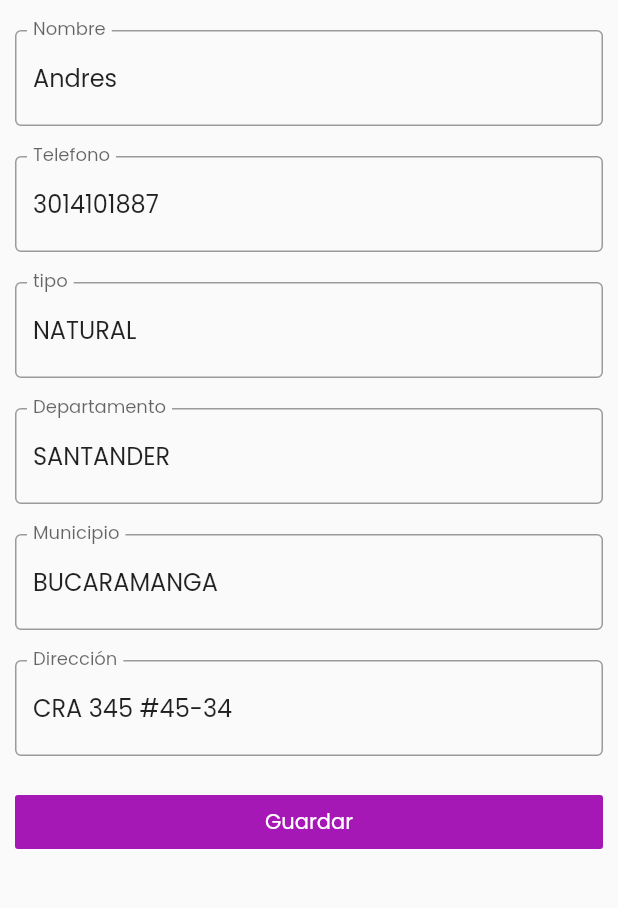
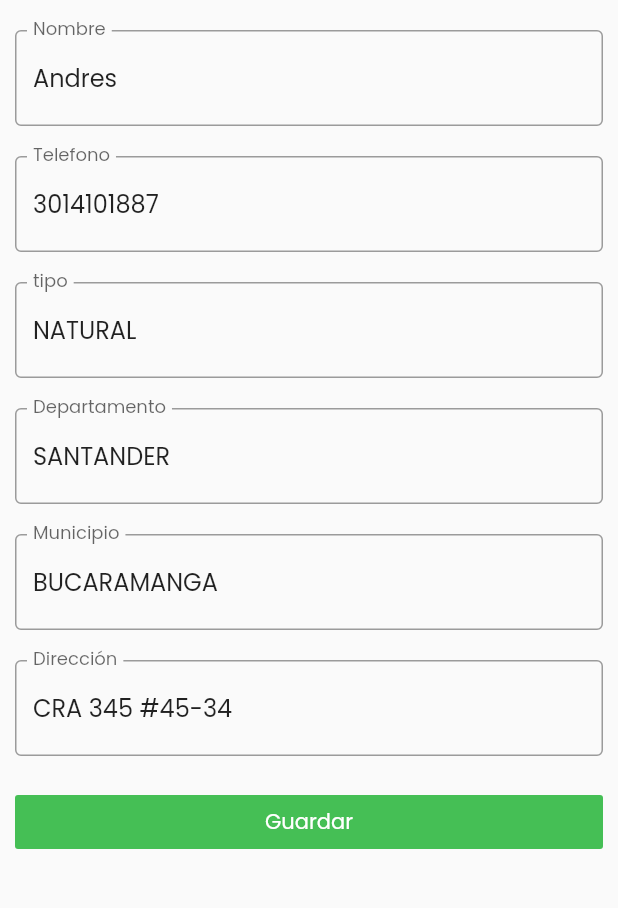
Before and after one commit to YorkDau/app-Cantera, a Flutter app: the screen it shows after launch, after a tap on "Nuevo Cliente", on a phone screen of 412 x 824 dp, the part 195-1103 px from its top. Run offline on Flutter 3.47's test engine with Material 2 defaults, Android fonts, the phone set to English and light mode, and no system bars; network calls fail.

Commit message:
16/11/2020/ Crud-conductores-final

```diff
--- a/lib/main.dart
+++ b/lib/main.dart
@@ -2,6 +2,7 @@ import 'package:flutter/foundation.dart';
 import 'package:flutter/material.dart';
 import 'package:parcial/pages/cantera_home.dart';
 import 'package:parcial/providers/cliente_provider.dart';
+import 'package:parcial/providers/conductor_provider.dart';
 import 'package:parcial/providers/material_provider.dart';
 import 'package:provider/provider.dart';
 
@@ -16,7 +17,8 @@ class MyApp extends StatelessWidget {
     return MultiProvider(
         providers: [
           ChangeNotifierProvider(create: (_) => ClienteProvider()),
-          ChangeNotifierProvider(create: (_) => MaterialProvider())
+          ChangeNotifierProvider(create: (_) => MaterialProvider()),
+          ChangeNotifierProvider(create: (_) => ConductorProvider())
         ],
         child: MaterialApp(
         debugShowCheckedModeBanner: false,
--- a/lib/pages/Conductores/conductor_create.dart
+++ b/lib/pages/Conductores/conductor_create.dart
@@ -71,7 +71,7 @@ class _ConductorCreateState extends State<ConductorCreate> {
           Container(
             margin: EdgeInsets.all(10.0),
             child: FlatButton(
-                color: Color.fromRGBO(165, 24, 181, 1),
+                color: Color(0xFF45BF55),
                 onPressed: _showAlertDialog,
                 child: Text('Guardar',style: TextStyle(color: Colors.white),)
             ),
@@ -94,7 +94,7 @@ class _ConductorCreateState extends State<ConductorCreate> {
                 onPressed: (){ Navigator.of(context).pop(); },
               ),
               FlatButton(
-                color: Color.fromRGBO(165, 24, 181, 1),
+                color: Color(0xFF45BF55),
                 onPressed: (){
                   Conductor conductor = new Conductor(
                       identificacion: _identificacion.text,
--- a/lib/pages/Conductores/conductor_home.dart
+++ b/lib/pages/Conductores/conductor_home.dart
@@ -27,7 +27,7 @@ class ConductoresHome extends StatelessWidget {
               )
           ),
           FlatButton(
-              color: Color.fromRGBO(165, 24, 181, 1),
+              color: Color(0xFF45BF55),
               onPressed: (){
                 Navigator.push(
                     context,
--- a/lib/pages/Conductores/conductor_update.dart
+++ b/lib/pages/Conductores/conductor_update.dart
@@ -81,7 +81,7 @@ class _ConductorUpdateState extends State<ConductorUpdate> {
           Container(
             margin: EdgeInsets.all(10.0),
             child: FlatButton(
-                color: Color.fromRGBO(165, 24, 181, 1),
+                color: Color(0xFF45BF55),
                 onPressed: (){
                   Conductor conductor = new Conductor(
                       id: widget.conductor.id,
--- a/lib/pages/cantera_home.dart
+++ b/lib/pages/cantera_home.dart
@@ -1,5 +1,6 @@
 import 'package:flutter/cupertino.dart';
 import 'package:flutter/material.dart';
+import 'package:parcial/pages/Conductores/conductor_home.dart';
 import 'package:parcial/pages/clientes/clientes_home.dart';
 import 'package:parcial/pages/materiales/material_home.dart';
 
@@ -38,9 +39,9 @@ class CanteraHome extends StatelessWidget {
                   begin: Alignment.topCenter,
                   end: Alignment.bottomCenter,
                   colors: [
-                    Color.fromRGBO(165, 24, 181, 0.6),
-                    Color.fromRGBO(165, 24, 181, 0.8),
-                    Color.fromRGBO(165, 24, 181, 1)
+                    Color.fromRGBO(69, 191, 85, 0.6),
+                    Color.fromRGBO(69, 191, 85,0.8),
+                    Color.fromRGBO(69, 191, 85, 1)
                   ]
               ),
               color: Colors.orange,
@@ -56,17 +57,7 @@ class CanteraHome extends StatelessWidget {
           children: [
             ClientesHome(),
             MaterialHome(),
-            Container(
-                child: FlatButton(
-                  color: Color.fromRGBO(165, 24, 181, 1),
-                  onPressed: () {
-                    Navigator.pop(context);
-                  },
-                  child : Text(
-                    "nvudvuibi"
-                  ),
-                ),
-              ),
+            ConductoresHome()
           ],
         ),
       ),
--- a/lib/pages/clientes/cliente_update.dart
+++ b/lib/pages/clientes/cliente_update.dart
@@ -136,7 +136,7 @@ class _ClienteUpdateState extends State<ClienteUpdate> {
            Container(
              margin: EdgeInsets.all(10.0),
              child: FlatButton(
-                  color: Color.fromRGBO(165, 24, 181, 1),
+                  color: Color(0xFF45BF55),
                   onPressed: (){
                     Cliente cliente = new Cliente(
                       id: widget.cliente.id,
--- a/lib/pages/clientes/clientes_create.dart
+++ b/lib/pages/clientes/clientes_create.dart
@@ -124,7 +124,7 @@ class _ClienteCreateState extends State<ClienteCreate> {
            Container(
              margin: EdgeInsets.all(10.0),
              child: FlatButton(
-                 color: Color.fromRGBO(165, 24, 181, 1),
+                 color: Color(0xFF45BF55),
                   onPressed: _showAlertDialog,
                   child: Text('Guardar',style: TextStyle(color: Colors.white),)
                ),
@@ -147,7 +147,7 @@ class _ClienteCreateState extends State<ClienteCreate> {
                 onPressed: (){ Navigator.of(context).pop(); },
               ),
               FlatButton(
-                color: Color.fromRGBO(165, 24, 181, 1),
+                color: Color(0xFF45BF55),
                 onPressed: (){
                   Cliente cliente = new Cliente(
                       identificacion: _identificacion.text,
--- a/lib/pages/clientes/clientes_home.dart
+++ b/lib/pages/clientes/clientes_home.dart
@@ -29,7 +29,7 @@ class ClientesHome extends StatelessWidget {
                )
              ),
              FlatButton(
-                color: Color.fromRGBO(165, 24, 181, 1),
+                color: Color(0xFF45BF55),
                 onPressed: (){
                    Navigator.push(
                      context,
--- a/lib/pages/materiales/material_create.dart
+++ b/lib/pages/materiales/material_create.dart
@@ -48,7 +48,7 @@ class _MaterialCreateState extends State<MaterialCreate> {
           Container(
             margin: EdgeInsets.all(10.0),
             child: FlatButton(
-                color: Color.fromRGBO(165, 24, 181, 1),
+                color: Color(0xFF45BF55),
                 onPressed: (){
                   Materiales material = new Materiales(nombre: _nombre.text,);
                   provider.saveMaterial(material);
--- a/lib/pages/materiales/material_home.dart
+++ b/lib/pages/materiales/material_home.dart
@@ -30,7 +30,7 @@ class MaterialHome extends StatelessWidget {
             },
           )),
           FlatButton(
-              color: Color.fromRGBO(165, 24, 181, 1),
+              color: Color(0xFF45BF55),
               onPressed: () {
                 Navigator.push(context,
                     MaterialPageRoute(builder: (_) => MaterialCreate()));
--- a/lib/pages/materiales/material_update.dart
+++ b/lib/pages/materiales/material_update.dart
@@ -53,7 +53,7 @@ class _MaterialUpdateState extends State<MaterialUpdate> {
           Container(
             margin: EdgeInsets.all(10.0),
             child: FlatButton(
-                color: Color.fromRGBO(165, 24, 181, 1),
+                color: Color(0xFF45BF55),
                 onPressed: () {
                   Materiales materiale = new Materiales(
                       id: widget.materiale.id,
--- a/lib/providers/conductor_provider.dart
+++ b/lib/providers/conductor_provider.dart
@@ -33,8 +33,7 @@ class ConductorProvider extends ChangeNotifier {
   }
 
   updateConductor(Conductor conductor) async {
-    var response = await http.put(
-        'http://$SERVER_NAME:$SERVER_PORT/api/conductor/${conductor.id}',
+    var response = await http.put('http://$SERVER_NAME:$SERVER_PORT/api/conductor/${conductor.id}',
         body: conductor.toMap()
     );
     notifyListeners();
```
